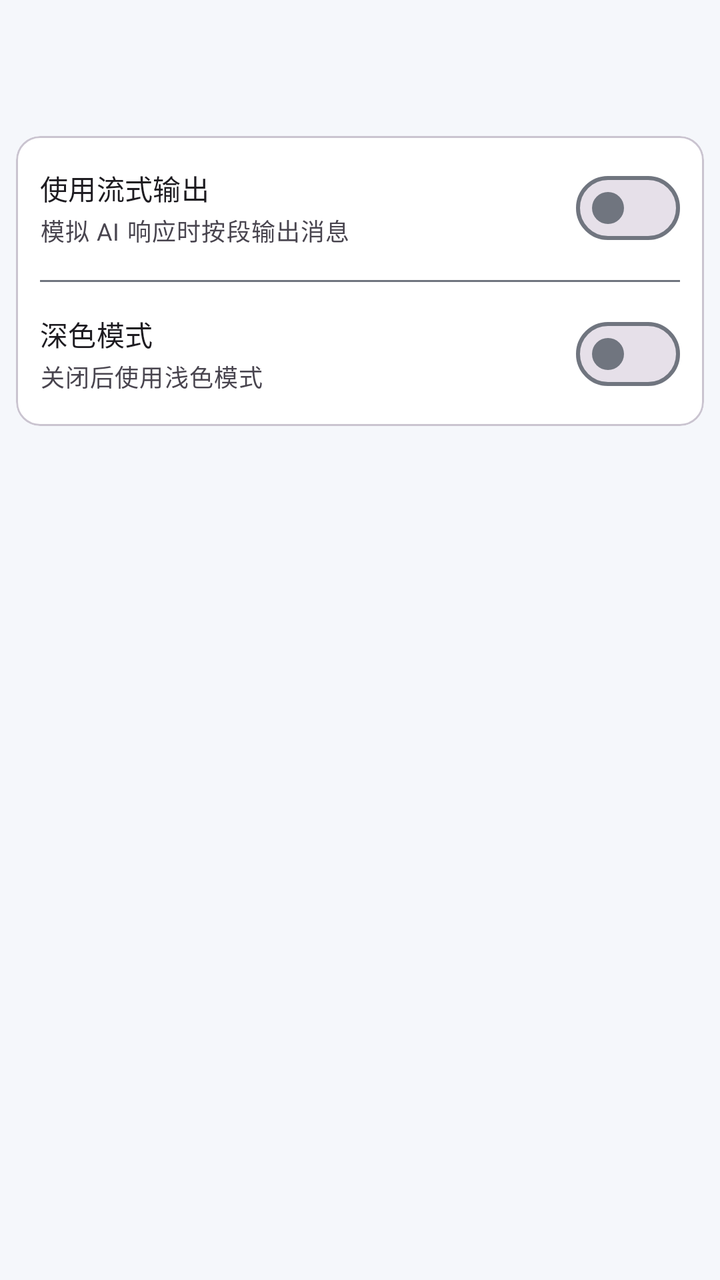
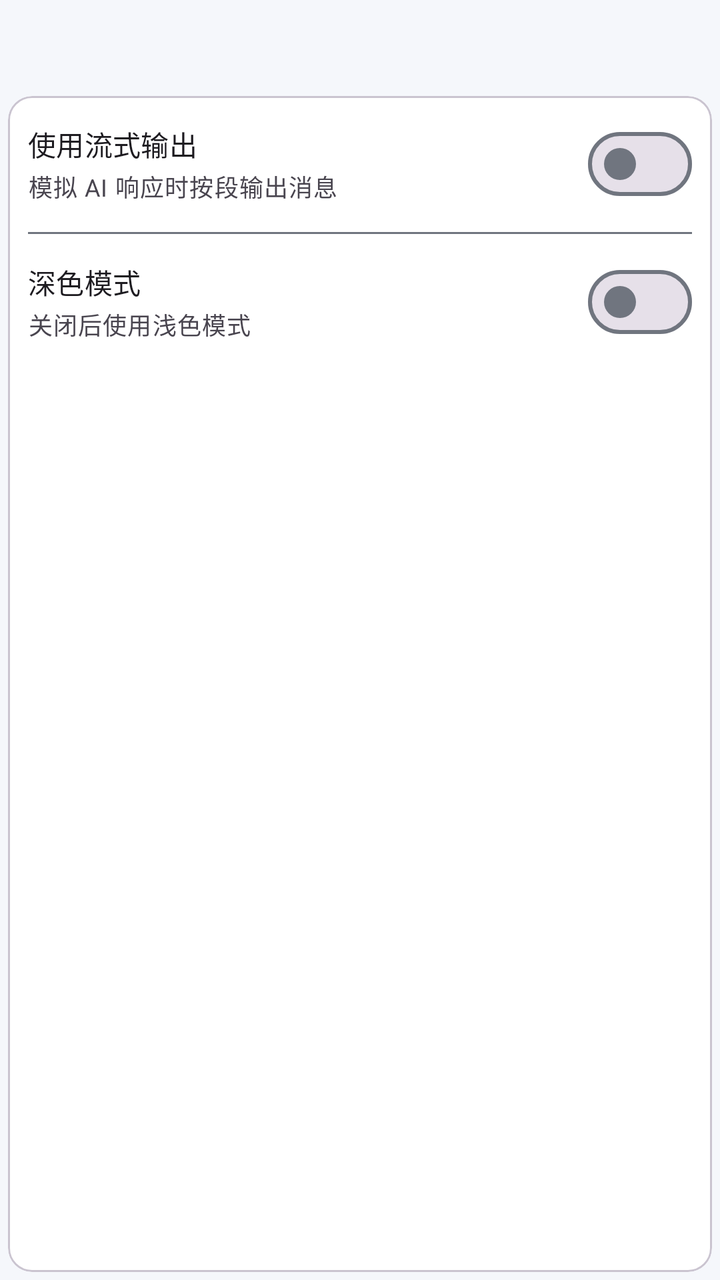

An Android layout rendered at two revisions. The XML below is the earlier revision; the diff shows what the commit changed to produce the second picture.
<!-- AndroidManifest.xml: application theme Theme.LiteAi -->
<!-- res/layout/activity_settings.xml -->
<?xml version="1.0" encoding="utf-8"?>
<LinearLayout xmlns:android="http://schemas.android.com/apk/res/android"
    xmlns:app="http://schemas.android.com/apk/res-auto"
    android:layout_width="match_parent"
    android:layout_height="match_parent"
    android:background="?android:colorBackground"
    android:orientation="vertical"
    android:padding="@dimen/screen_padding">

    <com.google.android.material.appbar.MaterialToolbar
        android:id="@+id/toolbar"
        android:layout_width="match_parent"
        android:layout_height="@dimen/toolbar_height"
        android:navigationIcon="@drawable/ic_arrow_back"
        android:title="@string/settings_title"
        app:navigationIconTint="?attr/colorOnSurface" />

    <com.google.android.material.card.MaterialCardView
        android:layout_width="match_parent"
        android:layout_height="wrap_content"
        android:layout_marginTop="12dp">

        <LinearLayout
            android:layout_width="match_parent"
            android:layout_height="wrap_content"
            android:orientation="vertical"
            android:padding="12dp">

            <LinearLayout
                android:layout_width="match_parent"
                android:layout_height="wrap_content"
                android:gravity="center_vertical"
                android:orientation="horizontal">

                <LinearLayout
                    android:layout_width="0dp"
                    android:layout_height="wrap_content"
                    android:layout_weight="1"
                    android:orientation="vertical">

                    <TextView
                        android:layout_width="match_parent"
                        android:layout_height="wrap_content"
                        android:text="@string/settings_stream"
                        android:textAppearance="@style/TextAppearance.Material3.TitleSmall" />

                    <TextView
                        android:layout_width="match_parent"
                        android:layout_height="wrap_content"
                        android:layout_marginTop="2dp"
                        android:text="@string/settings_stream_summary"
                        android:textAppearance="@style/TextAppearance.Material3.BodySmall" />
                </LinearLayout>

                <com.google.android.material.materialswitch.MaterialSwitch
                    android:id="@+id/switch_stream"
                    android:layout_width="wrap_content"
                    android:layout_height="wrap_content" />
            </LinearLayout>

            <View
                android:layout_width="match_parent"
                android:layout_height="1dp"
                android:layout_marginVertical="12dp"
                android:background="?attr/colorOutline" />

            <LinearLayout
                android:layout_width="match_parent"
                android:layout_height="wrap_content"
                android:gravity="center_vertical"
                android:orientation="horizontal">

                <LinearLayout
                    android:layout_width="0dp"
                    android:layout_height="wrap_content"
                    android:layout_weight="1"
                    android:orientation="vertical">

                    <TextView
                        android:layout_width="match_parent"
                        android:layout_height="wrap_content"
                        android:text="@string/settings_dark"
                        android:textAppearance="@style/TextAppearance.Material3.TitleSmall" />

                    <TextView
                        android:layout_width="match_parent"
                        android:layout_height="wrap_content"
                        android:layout_marginTop="2dp"
                        android:text="@string/settings_dark_summary"
                        android:textAppearance="@style/TextAppearance.Material3.BodySmall" />
                </LinearLayout>

                <com.google.android.material.materialswitch.MaterialSwitch
                    android:id="@+id/switch_dark"
                    android:layout_width="wrap_content"
                    android:layout_height="wrap_content" />
            </LinearLayout>
        </LinearLayout>
    </com.google.android.material.card.MaterialCardView>
</LinearLayout>
<!-- resources referenced by this layout -->
<resources>
  <dimen name="screen_padding">8dp</dimen>
  <dimen name="toolbar_height">48dp</dimen>
  <!-- drawable ic_arrow_back (drawable) -->
  <vector xmlns:android="http://schemas.android.com/apk/res/android"
      android:width="24dp"
      android:height="24dp"
      android:tint="?attr/colorOnSurface"
      android:viewportWidth="24"
      android:viewportHeight="24">
      <path
          android:fillColor="#FFFFFFFF"
          android:pathData="M20,11H7.83L13.42,5.41L12,4L4,12L12,20L13.41,18.59L7.83,13H20V11Z" />
  </vector>
  <string name="settings_dark">深色模式</string>
  <string name="settings_dark_summary">关闭后使用浅色模式</string>
  <string name="settings_stream">使用流式输出</string>
  <string name="settings_stream_summary">模拟 AI 响应时按段输出消息</string>
  <string name="settings_title">设置</string>
  <style name="Theme.LiteAi" parent="Theme.Material3.Light.NoActionBar">
          <item name="colorPrimary">@color/md_theme_light_primary</item>
          <item name="colorOnPrimary">@color/md_theme_light_onPrimary</item>
          <item name="android:colorBackground">@color/md_theme_light_background</item>
          <item name="colorSurface">@color/md_theme_light_surface</item>
          <item name="colorOnSurface">@color/md_theme_light_onSurface</item>
          <item name="colorSecondaryContainer">@color/md_theme_light_secondaryContainer</item>
          <item name="colorOnSecondaryContainer">@color/md_theme_light_onSecondaryContainer</item>
          <item name="colorOutline">@color/md_theme_light_outline</item>
          <item name="android:statusBarColor">@android:color/transparent</item>
          <item name="android:navigationBarColor">@android:color/transparent</item>
          <item name="materialAlertDialogTheme">@style/ThemeOverlay.LiteAi.MaterialAlertDialog</item>
          <item name="android:windowLightStatusBar" tools:targetApi="m">true</item>
      </style>
  <color name="md_theme_light_primary">#2A5CAA</color>
  <color name="md_theme_light_onPrimary">#FFFFFF</color>
  <color name="md_theme_light_background">#F5F7FB</color>
  <color name="md_theme_light_surface">#FFFFFF</color>
  <color name="md_theme_light_onSurface">#1A1C1E</color>
  <color name="md_theme_light_secondaryContainer">#D9E2FF</color>
  <color name="md_theme_light_onSecondaryContainer">#13264C</color>
  <color name="md_theme_light_outline">#70757F</color>
  <style name="ThemeOverlay.LiteAi.MaterialAlertDialog" parent="ThemeOverlay.Material3.MaterialAlertDialog">
          <item name="materialAlertDialogBodyTextStyle">@style/TextAppearance.Material3.BodyMedium</item>
      </style>
</resources>

<!-- the commit's change to res/layout/activity_settings.xml (unified diff, before → after) -->
@@ -15,86 +15,103 @@
         android:title="@string/settings_title"
         app:navigationIconTint="?attr/colorOnSurface" />
 
-    <com.google.android.material.card.MaterialCardView
+    <androidx.core.widget.NestedScrollView
         android:layout_width="match_parent"
-        android:layout_height="wrap_content"
-        android:layout_marginTop="12dp">
+        android:layout_height="0dp"
+        android:layout_marginTop="@dimen/section_spacing"
+        android:layout_weight="1"
+        android:fillViewport="true">
 
-        <LinearLayout
+        <com.google.android.material.card.MaterialCardView
             android:layout_width="match_parent"
-            android:layout_height="wrap_content"
-            android:orientation="vertical"
-            android:padding="12dp">
+            android:layout_height="wrap_content">
 
             <LinearLayout
                 android:layout_width="match_parent"
                 android:layout_height="wrap_content"
-                android:gravity="center_vertical"
-                android:orientation="horizontal">
+                android:orientation="vertical"
+                android:padding="10dp">
 
                 <LinearLayout
-                    android:layout_width="0dp"
+                    android:id="@+id/row_stream"
+                    android:layout_width="match_parent"
                     android:layout_height="wrap_content"
-                    android:layout_weight="1"
-                    android:orientation="vertical">
+                    android:clickable="true"
+                    android:focusable="true"
+                    android:foreground="?attr/selectableItemBackground"
+                    android:gravity="center_vertical"
+                    android:minHeight="48dp"
+                    android:orientation="horizontal">
 
-                    <TextView
-                        android:layout_width="match_parent"
+                    <LinearLayout
+                        android:layout_width="0dp"
                         android:layout_height="wrap_content"
-                        android:text="@string/settings_stream"
-                        android:textAppearance="@style/TextAppearance.Material3.TitleSmall" />
+                        android:layout_weight="1"
+                        android:orientation="vertical">
 
-                    <TextView
-                        android:layout_width="match_parent"
-                        android:layout_height="wrap_content"
-                        android:layout_marginTop="2dp"
-                        android:text="@string/settings_stream_summary"
-                        android:textAppearance="@style/TextAppearance.Material3.BodySmall" />
+                        <TextView
+                            android:layout_width="match_parent"
+                            android:layout_height="wrap_content"
+                            android:text="@string/settings_stream"
+                            android:textAppearance="@style/TextAppearance.Material3.TitleSmall" />
+
+                        <TextView
+                            android:layout_width="match_parent"
+                            android:layout_height="wrap_content"
+                            android:layout_marginTop="2dp"
+                            android:text="@string/settings_stream_summary"
+                            android:textAppearance="@style/TextAppearance.Material3.BodySmall" />
+                    </LinearLayout>
+
+                    <com.google.android.material.materialswitch.MaterialSwitch
+                        android:id="@+id/switch_stream"
+                        android:layout_width="wrap_content"
+                        android:layout_height="wrap_content" />
                 </LinearLayout>
 
-                <com.google.android.material.materialswitch.MaterialSwitch
-                    android:id="@+id/switch_stream"
-                    android:layout_width="wrap_content"
-                    android:layout_height="wrap_content" />
-            </LinearLayout>
-
-            <View
-                android:layout_width="match_parent"
-                android:layout_height="1dp"
-                android:layout_marginVertical="12dp"
-                android:background="?attr/colorOutline" />
-
-            <LinearLayout
-                android:layout_width="match_parent"
-                android:layout_height="wrap_content"
-                android:gravity="center_vertical"
-                android:orientation="horizontal">
+                <View
+                    android:layout_width="match_parent"
+                    android:layout_height="1dp"
+                    android:layout_marginVertical="10dp"
+                    android:background="?attr/colorOutline" />
 
                 <LinearLayout
-                    android:layout_width="0dp"
+                    android:id="@+id/row_dark"
+                    android:layout_width="match_parent"
                     android:layout_height="wrap_content"
-                    android:layout_weight="1"
-                    android:orientation="vertical">
+                    android:clickable="true"
+                    android:focusable="true"
+                    android:foreground="?attr/selectableItemBackground"
+                    android:gravity="center_vertical"
+                    android:minHeight="48dp"
+                    android:orientation="horizontal">
 
-                    <TextView
-                        android:layout_width="match_parent"
+                    <LinearLayout
+                        android:layout_width="0dp"
                         android:layout_height="wrap_content"
-                        android:text="@string/settings_dark"
-                        android:textAppearance="@style/TextAppearance.Material3.TitleSmall" />
+                        android:layout_weight="1"
+                        android:orientation="vertical">
 
-                    <TextView
-                        android:layout_width="match_parent"
-                        android:layout_height="wrap_content"
-                        android:layout_marginTop="2dp"
-                        android:text="@string/settings_dark_summary"
-                        android:textAppearance="@style/TextAppearance.Material3.BodySmall" />
+                        <TextView
+                            android:layout_width="match_parent"
+                            android:layout_height="wrap_content"
+                            android:text="@string/settings_dark"
+                            android:textAppearance="@style/TextAppearance.Material3.TitleSmall" />
+
+                        <TextView
+                            android:layout_width="match_parent"
+                            android:layout_height="wrap_content"
+                            android:layout_marginTop="2dp"
+                            android:text="@string/settings_dark_summary"
+                            android:textAppearance="@style/TextAppearance.Material3.BodySmall" />
+                    </LinearLayout>
+
+                    <com.google.android.material.materialswitch.MaterialSwitch
+                        android:id="@+id/switch_dark"
+                        android:layout_width="wrap_content"
+                        android:layout_height="wrap_content" />
                 </LinearLayout>
-
-                <com.google.android.material.materialswitch.MaterialSwitch
-                    android:id="@+id/switch_dark"
-                    android:layout_width="wrap_content"
-                    android:layout_height="wrap_content" />
             </LinearLayout>
-        </LinearLayout>
-    </com.google.android.material.card.MaterialCardView>
+        </com.google.android.material.card.MaterialCardView>
+    </androidx.core.widget.NestedScrollView>
 </LinearLayout>
<!-- resource entries referenced after the edit -->
@@ -1,7 +1,8 @@
 <!-- resources referenced by this layout -->
 <resources>
-  <dimen name="screen_padding">8dp</dimen>
-  <dimen name="toolbar_height">48dp</dimen>
+  <dimen name="screen_padding">4dp</dimen>
+  <dimen name="section_spacing">4dp</dimen>
+  <dimen name="toolbar_height">40dp</dimen>
   <!-- drawable ic_arrow_back (drawable) -->
   <vector xmlns:android="http://schemas.android.com/apk/res/android"
       android:width="24dp"
